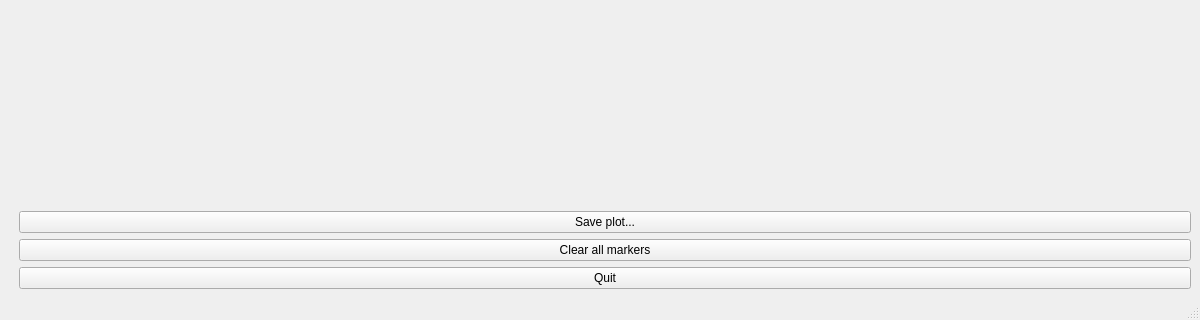
First picture: the form in gaitutils/nexus_scripts/tardieu.ui, repository NCH-Motion-Laboratory/gaitutils, before the edit; both pictures show x 0 to 1200 and y 680 to 1000 of the 1200 by 1000 pixel window.
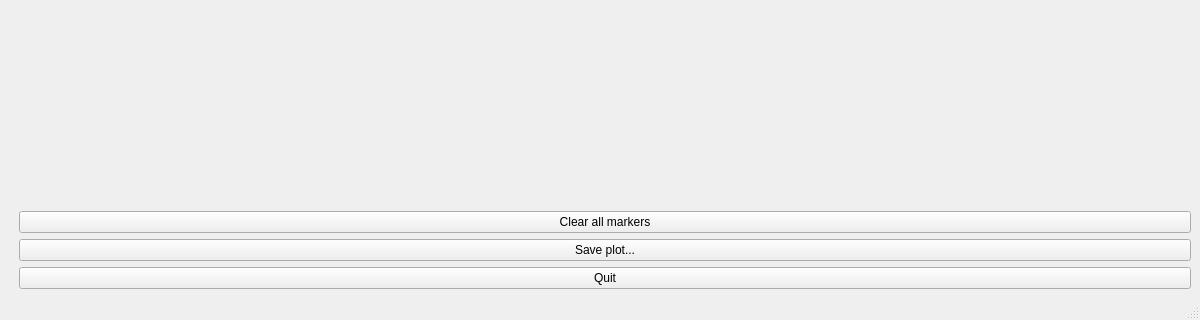
Second picture: the form after the edit.

What changed in the file:
```diff
--- a/gaitutils/nexus_scripts/tardieu.ui
+++ b/gaitutils/nexus_scripts/tardieu.ui
@@ -33,27 +33,7 @@
         </property>
        </spacer>
       </item>
-      <item row="4" column="1">
-       <spacer name="verticalSpacer_2">
-        <property name="orientation">
-         <enum>Qt::Vertical</enum>
-        </property>
-        <property name="sizeHint" stdset="0">
-         <size>
-          <width>20</width>
-          <height>100</height>
-         </size>
-        </property>
-       </spacer>
-      </item>
-      <item row="6" column="1" colspan="2">
-       <widget class="QPushButton" name="btnClearMarkers">
-        <property name="text">
-         <string>Clear all markers</string>
-        </property>
-       </widget>
-      </item>
-      <item row="8" column="1" colspan="2">
+      <item row="9" column="1" colspan="2">
        <widget class="QPushButton" name="btnQuit">
         <property name="text">
          <string>Quit</string>
@@ -74,13 +54,49 @@
         </property>
        </widget>
       </item>
-      <item row="5" column="1" colspan="2">
+      <item row="8" column="1" colspan="2">
        <widget class="QPushButton" name="btnSaveFig">
         <property name="text">
          <string>Save plot...</string>
         </property>
        </widget>
       </item>
+      <item row="7" column="1" colspan="2">
+       <widget class="QPushButton" name="btnClearMarkers">
+        <property name="text">
+         <string>Clear all markers</string>
+        </property>
+       </widget>
+      </item>
+      <item row="5" column="1">
+       <spacer name="verticalSpacer_2">
+        <property name="orientation">
+         <enum>Qt::Vertical</enum>
+        </property>
+        <property name="sizeHint" stdset="0">
+         <size>
+          <width>20</width>
+          <height>40</height>
+         </size>
+        </property>
+       </spacer>
+      </item>
+      <item row="6" column="1" colspan="2">
+       <spacer name="horizontalSpacer_2">
+        <property name="orientation">
+         <enum>Qt::Horizontal</enum>
+        </property>
+        <property name="sizeType">
+         <enum>QSizePolicy::Fixed</enum>
+        </property>
+        <property name="sizeHint" stdset="0">
+         <size>
+          <width>250</width>
+          <height>20</height>
+         </size>
+        </property>
+       </spacer>
+      </item>
      </layout>
     </item>
    </layout>
```
